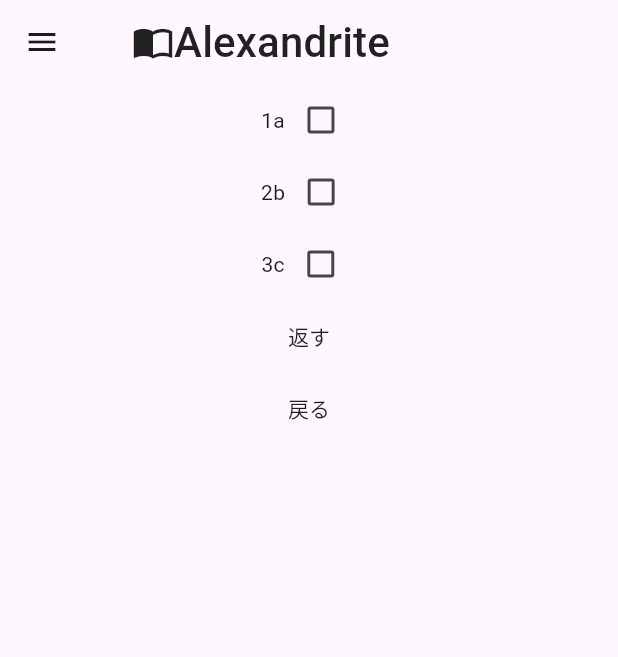
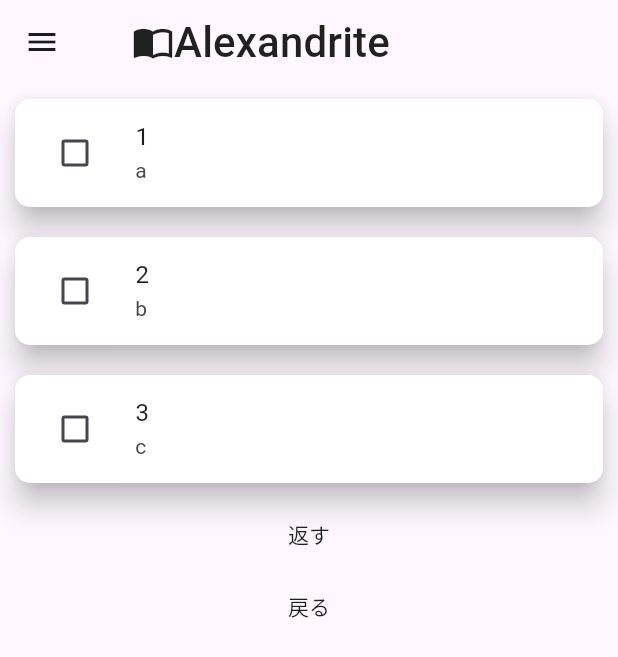
Before and after one commit to ntakahashi016/alexandrite, a Flutter app: the ReturningScreenApp screen opened directly, on a phone screen of 412 x 824 dp. Shown: the top 657 px of the screen. Run offline on Flutter 3.47's test engine with Material 3 defaults, Android fonts, the phone set to English and light mode, and no system bars.

Commit message:
change to card

```diff
--- a/app/client/lib/returning_resource.dart
+++ b/app/client/lib/returning_resource.dart
@@ -25,19 +25,29 @@ class ReturningResource {
 
   List<Widget> asListOfWidget() {
     return ids.asMap().entries.map((e) =>
-      Row(
-        mainAxisAlignment: MainAxisAlignment.center,
+      Card(
+        child: Column(
           children: [
-          Text((e.key+1).toString()),
-          Text(e.value),
-          new Checkbox(
+            ListTile(
+              leading: new Checkbox(
                 value: flags[e.key],
                 onChanged:  (bool? f) {
                   flags[e.key] = f!;
                   _callback?.call();
                 },
               ),
+              title: Text((e.key+1).toString()),
+              subtitle: Text(e.value),
+            ),
           ]
+        ),
+        color: Colors.white,
+        margin: const EdgeInsets.all(10),
+        elevation:8,
+        shadowColor: Colors.black,
+        shape: RoundedRectangleBorder(
+          borderRadius: BorderRadius.circular(10),
+        ),
       )
     ).toList();
   }
```
Also changed, not shown: app/client/lib/lending_search_result.dart (+21 -14 lines). Lines whose indentation alone changed are shown as unchanged.
